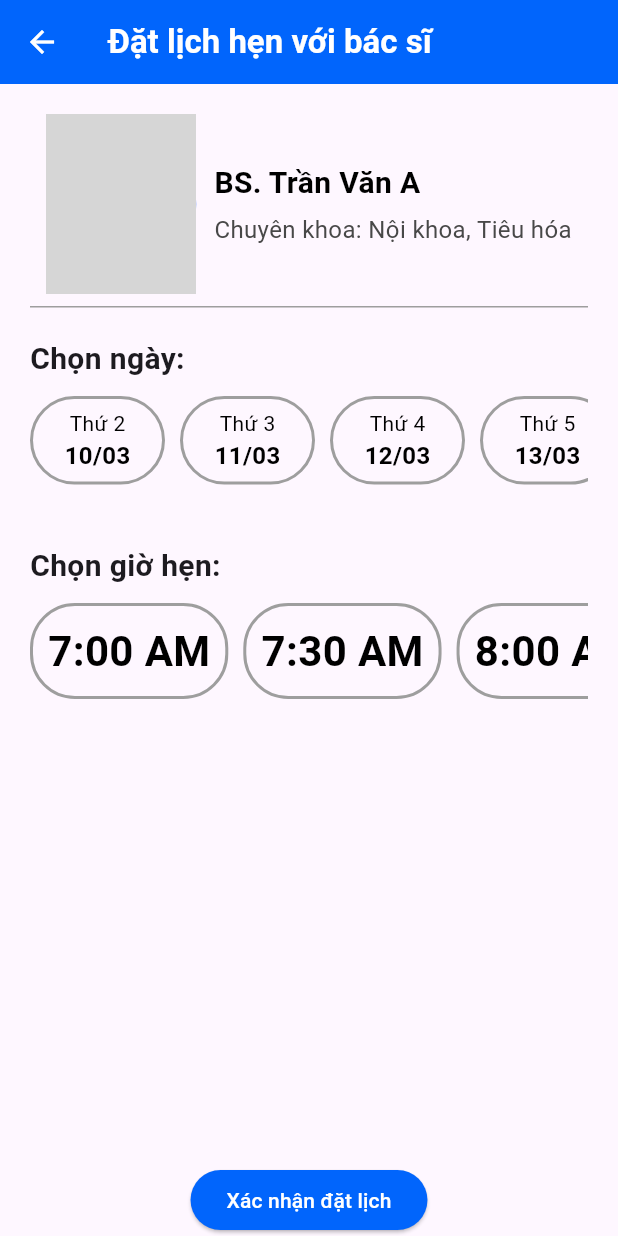
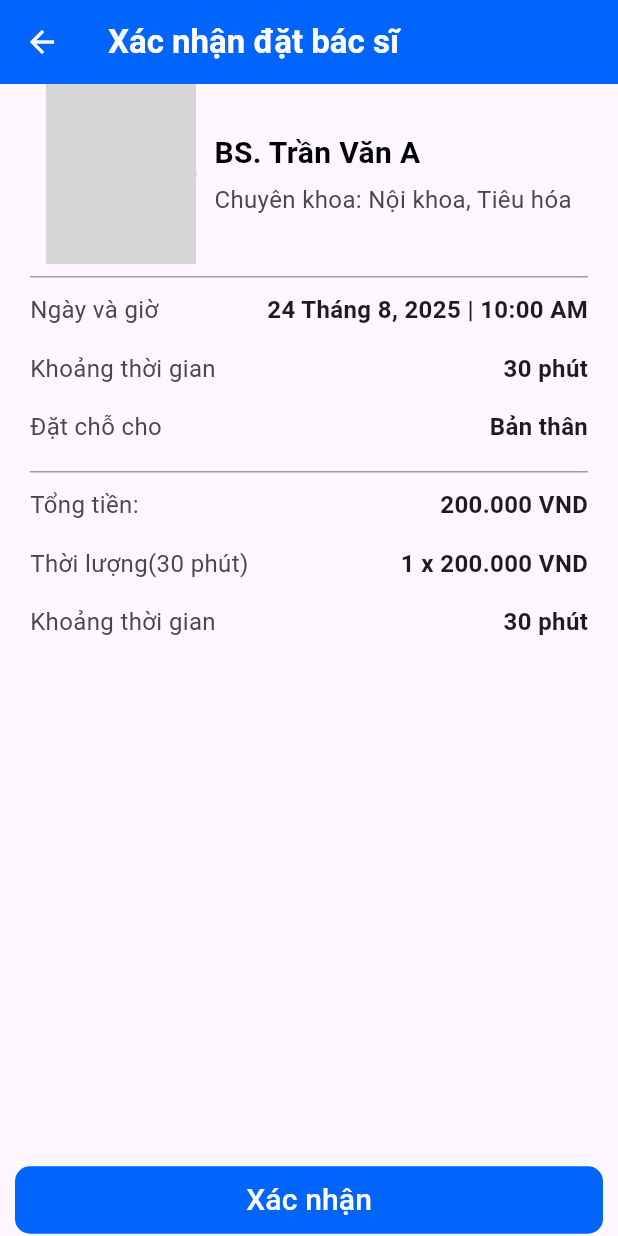
Before and after one commit to minhtienha/DoAn_LTDD, a Flutter app: the DatBacSi screen opened directly, after a tap on "Xác nhận đặt lịch", on a phone screen of 412 x 824 dp. Run offline on Flutter 3.47's test engine with Material 3 defaults, Android fonts, the light colour scheme and no system bars; grey boxes are pictures that could not be loaded.

Commit message:
Giao diện đặt Bác sĩ

```diff
--- a/lib/DatBacSi.dart
+++ b/lib/DatBacSi.dart
@@ -1,3 +1,4 @@
+import 'package:doan_nhom06/XacNhanDatBacSi.dart';
 import 'package:flutter/material.dart';
 
 class DatBacSi extends StatelessWidget {
@@ -366,7 +367,14 @@
                 mainAxisAlignment: MainAxisAlignment.end,
                 children: [
                   ElevatedButton(
-                    onPressed: () {},
+                    onPressed: () {
+                      Navigator.push(
+                        context,
+                        MaterialPageRoute(
+                          builder: (context) => XacNhanDatBacSi(),
+                        ),
+                      );
+                    },
                     style: ElevatedButton.styleFrom(
                       backgroundColor: Color(0xFF0165FC),
                       foregroundColor: Colors.white,
--- /dev/null
+++ b/lib/XacNhanDatBacSi.dart
@@ -0,0 +1,264 @@
+import 'package:doan_nhom06/DatThanhCong.dart';
+import 'package:flutter/material.dart';
+
+class XacNhanDatBacSi extends StatelessWidget {
+  const XacNhanDatBacSi({super.key});
+
+  @override
+  Widget build(BuildContext context) {
+    return Scaffold(
+      appBar: AppBar(
+        title: Text(
+          'Xác nhận đặt bác sĩ',
+          style: TextStyle(color: Colors.white, fontWeight: FontWeight.bold),
+        ),
+        leading: InkWell(
+          onTap: () {
+            Navigator.pop(context);
+          },
+          child: Icon(Icons.arrow_back, color: Colors.white),
+        ),
+        backgroundColor: Color(0xFF0165FC),
+      ),
+      body: SafeArea(
+        child: Column(
+          mainAxisAlignment: MainAxisAlignment.start,
+          crossAxisAlignment: CrossAxisAlignment.center,
+          children: [
+            Padding(
+              padding: EdgeInsets.only(left: 20, right: 20),
+              child: Container(
+                padding: EdgeInsets.only(bottom: 8),
+                decoration: BoxDecoration(
+                  border: Border(
+                    bottom: BorderSide(color: Colors.grey, width: 1),
+                  ),
+                ),
+                child: Row(
+                  mainAxisAlignment: MainAxisAlignment.center,
+                  children: [
+                    Column(
+                      children: [
+                        Container(
+                          width: 100,
+                          height: 120,
+                          decoration: BoxDecoration(
+                            shape: BoxShape.circle,
+                            border: Border.all(
+                              color: const Color.fromARGB(255, 51, 119, 255),
+                              width: 2,
+                            ),
+                            image: DecorationImage(
+                              image: AssetImage('assets/images/bs1.jpg'),
+                              fit: BoxFit.fill,
+                            ),
+                          ),
+                        ),
+                      ],
+                    ),
+                    SizedBox(width: 12),
+                    Column(
+                      crossAxisAlignment: CrossAxisAlignment.start,
+                      children: [
+                        Text(
+                          'BS. Trần Văn A',
+                          style: TextStyle(
+                            color: Colors.black,
+                            fontWeight: FontWeight.bold,
+                            fontSize: 20,
+                          ),
+                        ),
+                        SizedBox(height: 5),
+                        Text(
+                          'Chuyên khoa: Nội khoa, Tiêu hóa',
+                          style: TextStyle(
+                            color: Color(0xff484848),
+                            fontWeight: FontWeight.normal,
+                            fontSize: 16,
+                          ),
+                        ),
+                      ],
+                    ),
+                  ],
+                ),
+              ),
+            ),
+            Padding(
+              padding: EdgeInsets.only(left: 20, right: 20),
+              child: Column(
+                children: [
+                  SizedBox(height: 10),
+                  Row(
+                    crossAxisAlignment: CrossAxisAlignment.start,
+                    mainAxisAlignment: MainAxisAlignment.spaceBetween,
+                    children: [
+                      Column(
+                        crossAxisAlignment: CrossAxisAlignment.start,
+                        children: [
+                          Text(
+                            'Ngày và giờ',
+                            style: TextStyle(
+                              fontSize: 16,
+                              color: Color(0xff484848),
+                            ),
+                          ),
+                          SizedBox(height: 16),
+                          Text(
+                            'Khoảng thời gian',
+                            style: TextStyle(
+                              fontSize: 16,
+                              color: Color(0xff484848),
+                            ),
+                          ),
+                          SizedBox(height: 16),
+                          Text(
+                            'Đặt chỗ cho',
+                            style: TextStyle(
+                              fontSize: 16,
+                              color: Color(0xff484848),
+                            ),
+                          ),
+                        ],
+                      ),
+                      SizedBox(width: 10),
+                      Column(
+                        crossAxisAlignment: CrossAxisAlignment.end,
+                        children: [
+                          Text(
+                            '24 Tháng 8, 2025 | 10:00 AM',
+                            style: TextStyle(
+                              fontSize: 16,
+                              fontWeight: FontWeight.bold,
+                            ),
+                          ),
+                          SizedBox(height: 16),
+                          Text(
+                            '30 phút',
+                            style: TextStyle(
+                              fontSize: 16,
+                              fontWeight: FontWeight.bold,
+                            ),
+                          ),
+                          SizedBox(height: 16),
+                          Text(
+                            'Bản thân',
+                            style: TextStyle(
+                              fontSize: 16,
+                              fontWeight: FontWeight.bold,
+                            ),
+                          ),
+                        ],
+                      ),
+                    ],
+                  ),
+                  SizedBox(height: 10),
+                  Container(
+                    padding: EdgeInsets.only(bottom: 8),
+                    decoration: BoxDecoration(
+                      border: Border(
+                        bottom: BorderSide(color: Colors.grey, width: 1),
+                      ),
+                    ),
+                  ),
+                  SizedBox(height: 10),
+                  Row(
+                    crossAxisAlignment: CrossAxisAlignment.start,
+                    mainAxisAlignment: MainAxisAlignment.spaceBetween,
+                    children: [
+                      Column(
+                        crossAxisAlignment: CrossAxisAlignment.start,
+                        children: [
+                          Text(
+                            'Tổng tiền:',
+                            style: TextStyle(
+                              fontSize: 16,
+                              color: Color(0xff484848),
+                            ),
+                          ),
+                          SizedBox(height: 16),
+                          Text(
+                            'Thời lượng(30 phút)',
+                            style: TextStyle(
+                              fontSize: 16,
+                              color: Color(0xff484848),
+                            ),
+                          ),
+                          SizedBox(height: 16),
+                          Text(
+                            'Khoảng thời gian',
+                            style: TextStyle(
+                              fontSize: 16,
+                              color: Color(0xff484848),
+                            ),
+                          ),
+                        ],
+                      ),
+                      SizedBox(width: 10),
+                      Column(
+                        crossAxisAlignment: CrossAxisAlignment.end,
+                        children: [
+                          Text(
+                            '200.000 VND',
+                            style: TextStyle(
+                              fontSize: 16,
+                              fontWeight: FontWeight.bold,
+                            ),
+                          ),
+                          SizedBox(height: 16),
+                          Text(
+                            '1 x 200.000 VND',
+                            style: TextStyle(
+                              fontSize: 16,
+                              fontWeight: FontWeight.bold,
+                            ),
+                          ),
+                          SizedBox(height: 16),
+                          Text(
+                            '30 phút',
+                            style: TextStyle(
+                              fontSize: 16,
+                              fontWeight: FontWeight.bold,
+                            ),
+                          ),
+                        ],
+                      ),
+                    ],
+                  ),
+                  SizedBox(height: 16),
+                ],
+              ),
+            ),
+            Expanded(
+              child: Column(
+                mainAxisAlignment: MainAxisAlignment.end,
+                children: [
+                  SizedBox(
+                    width: MediaQuery.of(context).size.width - 20,
+                    child: TextButton(
+                      onPressed: () {
+                        Navigator.push(
+                          context,
+                          MaterialPageRoute(
+                            builder: (context) => DatThanhCong(),
+                          ),
+                        );
+                      },
+                      style: TextButton.styleFrom(
+                        backgroundColor: Color(0xFF0165FC),
+                        foregroundColor: Colors.white,
+                        shape: RoundedRectangleBorder(
+                          borderRadius: BorderRadius.circular(10),
+                        ),
+                      ),
+                      child: Text('Xác nhận', style: TextStyle(fontSize: 20)),
+                    ),
+                  ),
+                ],
+              ),
+            ),
+          ],
+        ),
+      ),
+    );
+  }
+}
--- a/lib/main.dart
+++ b/lib/main.dart
@@ -1,3 +1,5 @@
+import 'package:doan_nhom06/DatThanhCong.dart';
+import 'package:doan_nhom06/XacNhanDatBacSi.dart';
 import 'package:flutter/material.dart';
 import 'package:doan_nhom06/DatBacSi.dart';
 import 'package:doan_nhom06/DatTheoBacSi.dart';
--- a/pubspec.yaml
+++ b/pubspec.yaml
@@ -1,8 +1,5 @@
-<<<<<<< HEAD
 name: doan_nhom06
-=======
-name: demo_doan_nhom6
->>>>>>> 6e362aa6257affedbd6854599c6b645cf2affbe6
+
 description: "A new Flutter project."
 # The following line prevents the package from being accidentally published to
 # pub.dev using `flutter pub publish`. This is preferred for private packages.
```
Also changed, not shown: lib/DatThanhCong.dart (added, +66 -0 lines), lib/DatTheoBacSi.dart (+49 -8 lines), 3 other files.
